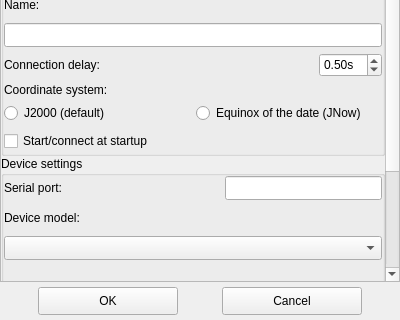
The window that plugins/TelescopeControl/src/gui/telescopeConfigurationDialog.ui (519984307/stellarium_src) describes before a commit, drawn with Qt 5; both pictures show x 0 to 400 and y 160 to 480 of the 400 by 480 pixel window.
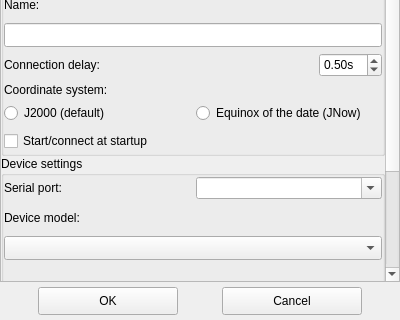
The same window after the commit. Custom widgets are drawn as their Qt base class.

Commit message: A fix for keyboard problem for serial port in Telescope Control plugin

Diff of the .ui file:
```diff
--- a/plugins/TelescopeControl/src/gui/telescopeConfigurationDialog.ui
+++ b/plugins/TelescopeControl/src/gui/telescopeConfigurationDialog.ui
@@ -227,7 +227,7 @@
         <x>0</x>
         <y>0</y>
         <width>382</width>
-        <height>476</height>
+        <height>479</height>
        </rect>
       </property>
       <layout class="QVBoxLayout" name="verticalLayoutScrollArea">
@@ -425,25 +425,9 @@
              </widget>
             </item>
             <item>
-             <spacer name="horizontalSpacer">
-              <property name="orientation">
-               <enum>Qt::Horizontal</enum>
-              </property>
-              <property name="sizeHint" stdset="0">
-               <size>
-                <width>0</width>
-                <height>20</height>
-               </size>
-              </property>
-             </spacer>
-            </item>
-            <item>
-             <widget class="QLineEdit" name="lineEditSerialPort">
-              <property name="minimumSize">
-               <size>
-                <width>0</width>
-                <height>24</height>
-               </size>
+             <widget class="QComboBox" name="comboSerialPort">
+              <property name="editable">
+               <bool>true</bool>
               </property>
              </widget>
             </item>
```
Left out of the diff: 90 changed lines with no effect on the pictures. The commit also changes 1 other file.
